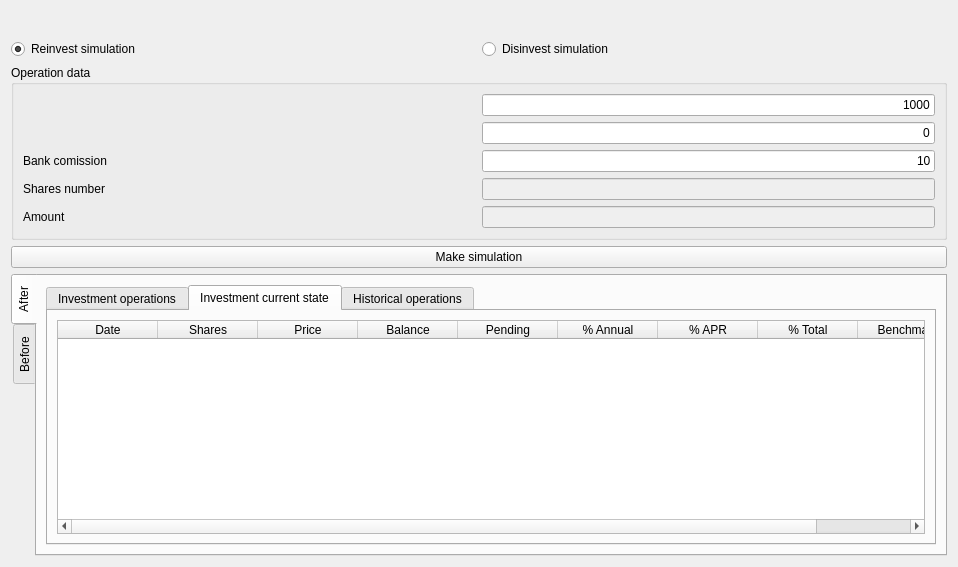
This is ui/wdgDisReinvest.ui in turulomio/xulpymoney as Qt 5 draws it before an edit. The edited form follows.
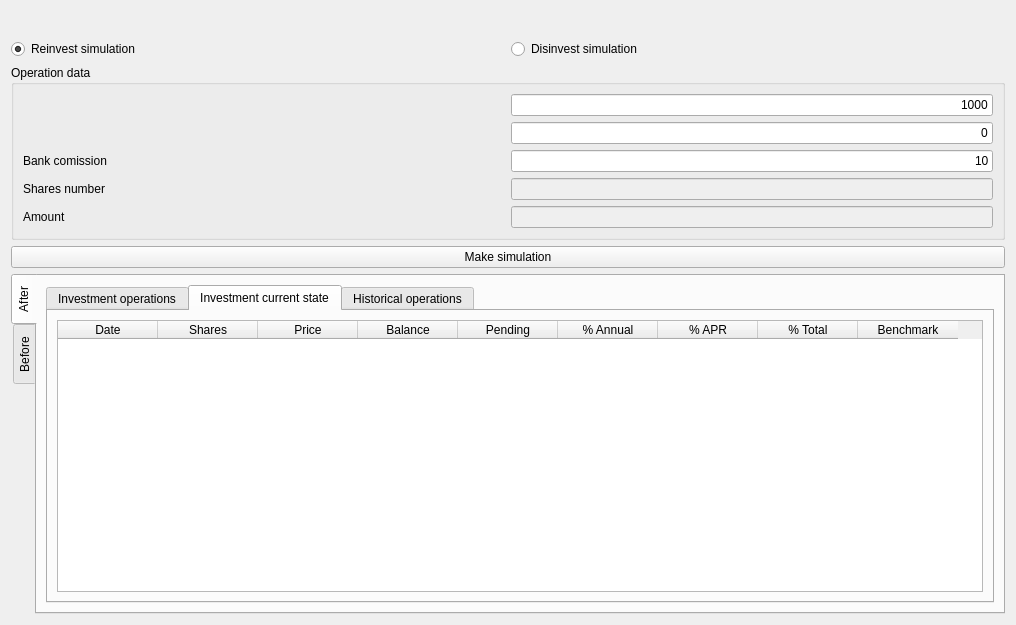
This is the edited form. The open tabs and pages were chosen to show the change. Icons and pictures are not drawn. Custom widgets are drawn as their Qt base class.

Patch:
```diff
--- a/ui/wdgDisReinvest.ui
+++ b/ui/wdgDisReinvest.ui
@@ -6,8 +6,8 @@
    <rect>
     <x>0</x>
     <y>0</y>
-    <width>958</width>
-    <height>567</height>
+    <width>1016</width>
+    <height>625</height>
    </rect>
   </property>
   <property name="windowIcon">
```
Left out of the diff: 10 changed lines with no effect on the pictures.
